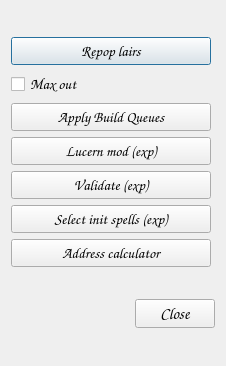
Above: MoMTweaker/dialogtools.ui from jbalcomb/MoM-RTGT before the change. Below: the same form after it.
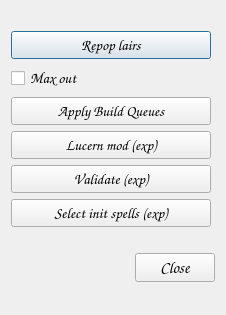
That is the form after the change. Icons and pictures are not drawn.

Diff of the .ui file:
```diff
--- a/MoMTweaker/dialogtools.ui
+++ b/MoMTweaker/dialogtools.ui
@@ -7,7 +7,7 @@
     <x>0</x>
     <y>0</y>
     <width>226</width>
-    <height>366</height>
+    <height>315</height>
    </rect>
   </property>
   <property name="font">
@@ -223,41 +223,6 @@
        </property>
       </widget>
      </item>
-     <item>
-      <widget class="QPushButton" name="pushButton_Calculator">
-       <property name="sizePolicy">
-        <sizepolicy hsizetype="Fixed" vsizetype="Fixed">
-         <horstretch>0</horstretch>
-         <verstretch>0</verstretch>
-        </sizepolicy>
-       </property>
-       <property name="maximumSize">
-        <size>
-         <width>200</width>
-         <height>16777215</height>
-        </size>
-       </property>
-       <property name="font">
-        <font>
-         <pointsize>11</pointsize>
-         <italic>true</italic>
-        </font>
-       </property>
-       <property name="text">
-        <string>Address calculator</string>
-       </property>
-       <property name="icon">
-        <iconset resource="../Resources/InteractiveGameTweaker.qrc">
-         <normaloff>:/heroes/shin_bo.gif</normaloff>:/heroes/shin_bo.gif</iconset>
-       </property>
-       <property name="iconSize">
-        <size>
-         <width>32</width>
-         <height>32</height>
-        </size>
-       </property>
-      </widget>
-     </item>
     </layout>
    </item>
    <item row="1" column="0">
```
